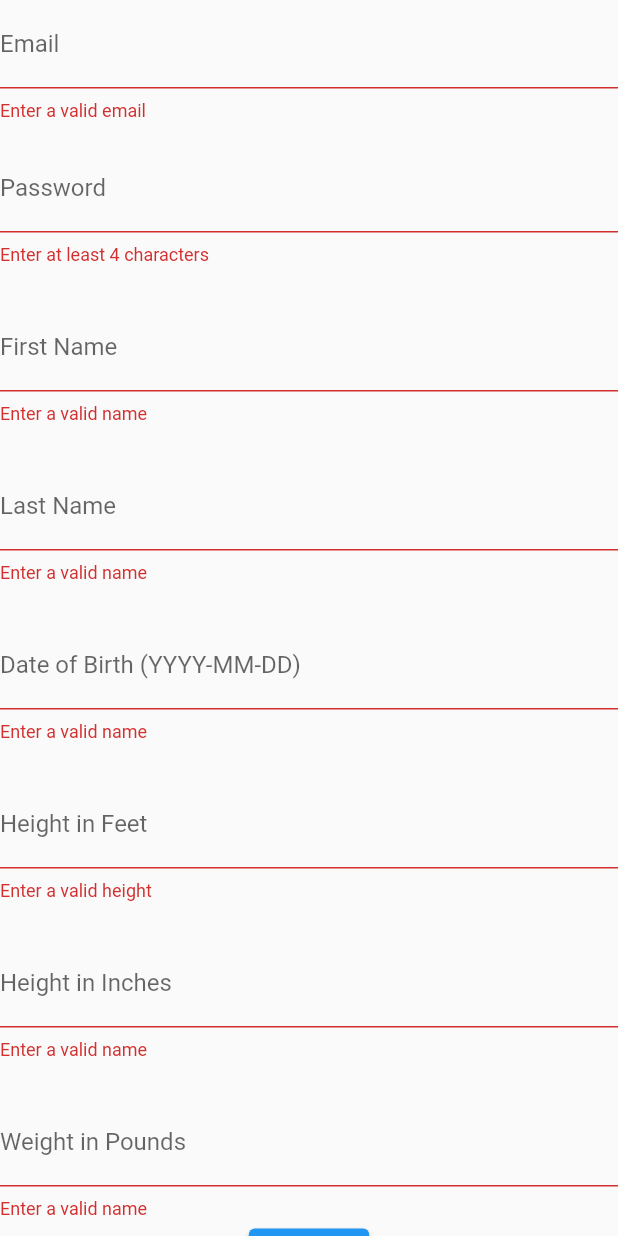
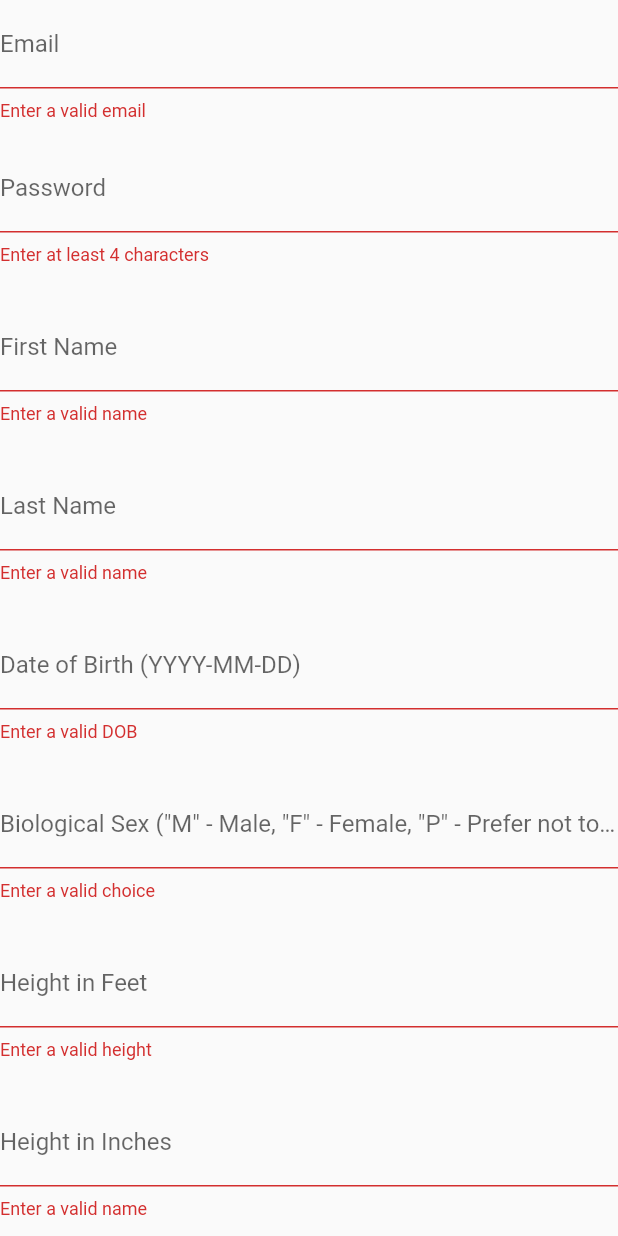
Before and after one commit to Tstrand123/EverydayWellnessCS125, a Flutter app: the SignUpWidget widget shown alone on an empty page, opened directly with empty values, after a tap on "Sign Up", on a phone screen of 412 x 824 dp. Run offline on Flutter 3.47's test engine with Material 2 defaults, Android fonts, the phone set to English and light mode, and no system bars; our stand-ins replace cloud_firestore, csv, email_validator, firebase_auth, firebase_core, flutter_rating_bar and 3 more; missing offline and left inert: custom_timer, flutter_background_service, health, tflite_flutter; accounts and stored records are empty; network calls fail.

Commit message:
Added biological sex to login, quickstats features

```diff
--- a/lib/Misc/app_classes.dart
+++ b/lib/Misc/app_classes.dart
@@ -5,9 +5,12 @@ class AppUser {
   String firstName;
   String lastName;
   String birthDate;
+  String biologicalSex;
   int heightFeet;
   int heightInches;
+  final int initTotalInches;
   int weight;
+  final int initWeight;
   List<MealRating> ratings;
 
   AppUser({
@@ -16,10 +19,14 @@ class AppUser {
     required this.lastName,
     required this.heightFeet,
     required this.heightInches,
+    required this.initTotalInches,
     required this.weight,
+    required this.initWeight,
     required this.birthDate,
+    required this.biologicalSex,
     required this.ratings,
   });
+
 
   Map<String, dynamic> toJson() => {
         'userID': userID,
@@ -27,9 +34,12 @@ class AppUser {
         'lastName': lastName,
         'heightFeet': heightFeet,
         'heightInches': heightInches,
+        'initTotalInches': initTotalInches,
         'weight': weight,
-    'birthDate': birthDate,
-    'ratings': [],
+        'initWeight': initWeight,
+        'birthDate': birthDate,
+        'biologicalSex': biologicalSex,
+        'ratings': [],
       };
 
   static AppUser fromJson(Map<String, dynamic> json) {
@@ -45,8 +55,11 @@ class AppUser {
       lastName: json['lastName'],
       heightFeet: json['heightFeet'],
       heightInches: json['heightInches'],
+      initTotalInches: json['initTotalInches'],
       weight: json['weight'],
+      initWeight: json['initWeight'],
       birthDate: json['birthDate'],
+      biologicalSex: json['biologicalSex'],
       ratings: newList, //TODO: This may not work to get all the ratings - do a separate loop
     );
   }
--- a/lib/Misc/login_page.dart
+++ b/lib/Misc/login_page.dart
@@ -144,6 +144,7 @@ class _SignUpWidgetState extends State<SignUpWidget> {
   final firstNameController = TextEditingController();
   final lastNameController = TextEditingController();
   final birthDateController = TextEditingController();
+  final biologicalSexController = TextEditingController();
   final heightFeetController = TextEditingController();
   final heightInchesController = TextEditingController();
   final weightController = TextEditingController();
@@ -155,6 +156,7 @@ class _SignUpWidgetState extends State<SignUpWidget> {
     firstNameController.dispose();
     lastNameController.dispose();
     birthDateController.dispose();
+    biologicalSexController.dispose();
     heightFeetController.dispose();
     heightInchesController.dispose();
     weightController.dispose();
@@ -221,7 +223,19 @@ class _SignUpWidgetState extends State<SignUpWidget> {
                 decoration: const InputDecoration(
                     labelText: 'Date of Birth (YYYY-MM-DD)'),
                 validator: (value) => value != null && value.isEmpty
-                    ? 'Enter a valid name'
+                    ? 'Enter a valid DOB'
+                    : null,
+              ),
+              const SizedBox(
+                height: 25,
+              ),
+              TextFormField(
+                controller: biologicalSexController,
+                textInputAction: TextInputAction.next,
+                decoration: const InputDecoration(
+                    labelText: 'Biological Sex ("M" - Male, "F" - Female, "P" - Prefer not to say)'),
+                validator: (value) => value != null && value.isEmpty
+                    ? 'Enter a valid choice'
                     : null,
               ),
               const SizedBox(
@@ -312,11 +326,16 @@ class _SignUpWidgetState extends State<SignUpWidget> {
         firstName: firstNameController.text.trim(),
         lastName: lastNameController.text.trim(),
         birthDate: birthDateController.text.trim(),
+        biologicalSex: biologicalSexController.text.trim(),
         heightFeet: int.parse(heightFeetController.text
             .trim()), //referenced https://dart.dev/guides/language/numbers,
         heightInches: int.parse(heightInchesController.text
-            .trim()), //https://dev.to/wangonya/how-you-turn-a-string-into-a-number-or-vice-versa-with-dart-392h
+            .trim()), //https://dev.to/wangonya/how-you-turn-a-string-into-a-number-or-vice-versa-with-dart-392h,
+        initTotalInches: 12 * int.parse(heightFeetController.text
+            .trim()) + int.parse(heightInchesController.text
+            .trim()),
         weight: int.parse(weightController.text.trim()),
+        initWeight: int.parse(weightController.text.trim()),
         ratings: [],
       );
 
--- a/lib/Misc/test_pages.dart
+++ b/lib/Misc/test_pages.dart
@@ -166,6 +166,9 @@ class _TestPageState extends State<TestPage> {
           heightFeet: int.parse(data2[i][3].toString()),
           heightInches: int.parse(data2[i][4].toString()),
           weight: int.parse(data2[i][5].toString()),
+          initTotalInches: 12 * int.parse(data2[i][3].toString()) + int.parse(data2[i][4].toString()),
+          initWeight: int.parse(data2[i][5].toString()),
+          biologicalSex: 'P',
           birthDate: '2000-01-01',
           ratings: []);
 
```
Also changed, not shown: lib/Misc/profile_page.dart (+8 -0 lines), lib/Misc/quick_stats_page.dart (+26 -10 lines).
